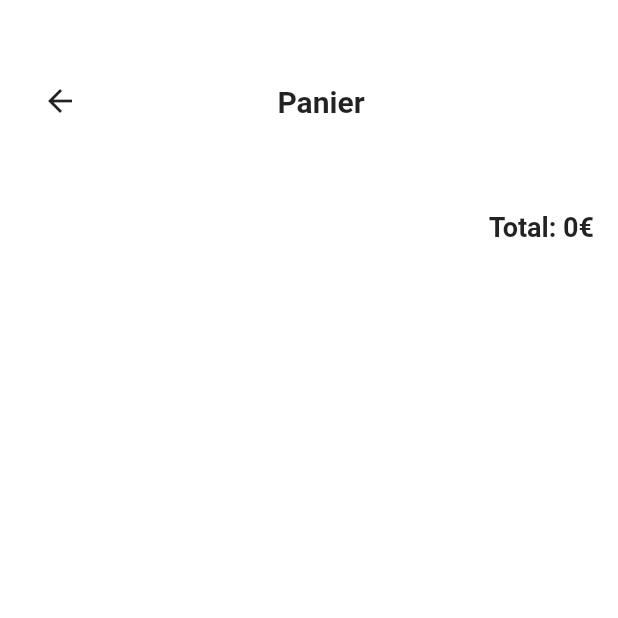
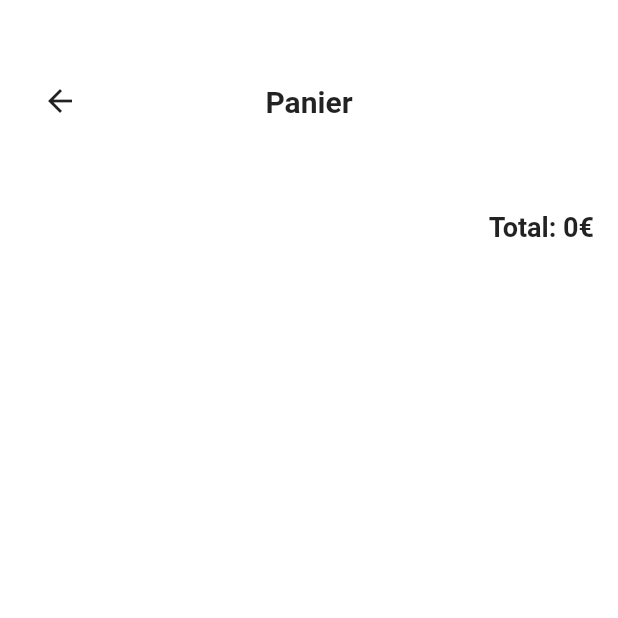
Before and after one commit to SachaBydon/tp2_dev_mobile, a Flutter app: the Home screen opened by its route, after a tap on the "shopping cart" icon, on a phone screen of 412 x 824 dp, the top half of it. Run offline on Flutter 3.47's test engine with Material 2 defaults, Android fonts, the phone set to English and light mode, and no system bars; our stand-ins replace cloud_firestore, firebase_auth, firebase_core; accounts and stored records are empty; network calls fail.

Commit message:
remake badge + fix topbar align + add input type + little fixes

```diff
--- a/lib/screens/basket.dart
+++ b/lib/screens/basket.dart
@@ -21,7 +21,7 @@ class _BasketState extends State<Basket> {
         backgroundColor: Colors.white,
         body: Column(
           crossAxisAlignment: CrossAxisAlignment.start,
-          children: <Widget>[TopBar('Panier'), renderedList(authContext)],
+          children: <Widget>[const TopBar('Panier'), renderedList(authContext)],
         ));
   }
 
@@ -82,7 +82,7 @@ class _BasketState extends State<Basket> {
                                         )),
                                   ],
                                 ),
-                                Container(
+                                SizedBox(
                                     height: 50,
                                     child: Row(
                                       children: [
@@ -181,29 +181,30 @@ class _BasketState extends State<Basket> {
 }
 
 class TopBar extends StatelessWidget {
-  String title;
-  TopBar(this.title, {Key? key}) : super(key: key);
+  final String title;
+  const TopBar(this.title, {Key? key}) : super(key: key);
 
   @override
   Widget build(BuildContext context) {
     return Container(
         height: 50,
-        margin: const EdgeInsets.only(top: 43, left: 16),
+        margin: const EdgeInsets.only(top: 43),
         child: Stack(
           children: [
-            IconButton(
+            Container(
+              margin: const EdgeInsets.only(left: 16),
+              child: IconButton(
                 splashRadius: 25,
-              icon: Icon(Icons.arrow_back),
+                icon: const Icon(Icons.arrow_back),
                 onPressed: () {
                   Navigator.pop(context);
                 },
               ),
-            Positioned(
-              child: Center(
+            ),
+            Center(
                 child: Text(title,
                     style: const TextStyle(
                         fontSize: 20, fontWeight: FontWeight.bold))),
-            )
           ],
         ));
   }
--- a/lib/screens/home.dart
+++ b/lib/screens/home.dart
@@ -1,6 +1,5 @@
 import 'package:flutter/foundation.dart';
 import 'package:flutter/material.dart';
-import 'package:badges/badges.dart';
 import 'package:tp2_dev_mobile/models/clothe.dart';
 import 'package:tp2_dev_mobile/screens/profil.dart';
 import 'package:tp2_dev_mobile/screens/basket.dart';
@@ -30,7 +29,11 @@ class _HomeState extends State<Home> {
         body: DefaultTabController(
           length: tabs.length,
           child: Column(
-            children: <Widget>[const TopBar(), ArticlesTabs(tabs), ListItems()],
+            children: <Widget>[
+              const TopBar(),
+              ArticlesTabs(tabs),
+              const ListItems()
+            ],
           ),
         ));
   }
@@ -41,15 +44,8 @@ class TopBar extends StatelessWidget {
 
   @override
   Widget build(BuildContext context) {
-    var authContext = context.watch<AuthModel>();
-
-    return FutureBuilder(
-      future: getCartCount(authContext),
-      builder: (context, AsyncSnapshot<int> snapshot) {
-        int cartCount = snapshot.data ?? 0;
     return Container(
-          padding:
-              const EdgeInsets.only(top: 40, bottom: 20, left: 15, right: 15),
+      padding: const EdgeInsets.only(top: 40, bottom: 20, left: 15, right: 15),
       child: Row(
         mainAxisAlignment: MainAxisAlignment.spaceBetween,
         children: [
@@ -58,7 +54,7 @@ class TopBar extends StatelessWidget {
               Navigator.push(
                 context,
                 MaterialPageRoute(
-                      builder: (context) => Profil(),
+                  builder: (context) => const Profil(),
                 ),
               )
             },
@@ -72,31 +68,55 @@ class TopBar extends StatelessWidget {
               borderRadius: BorderRadius.circular(100),
             ),
           ),
-              IconButton(
+          const BasketButton(),
+        ],
+      ),
+    );
+  }
+}
+
+class BasketButton extends StatelessWidget {
+  const BasketButton({Key? key}) : super(key: key);
+
+  @override
+  Widget build(BuildContext context) {
+    AuthModel authContext = context.watch<AuthModel>();
+
+    return FutureBuilder(
+      future: getCartCount(authContext),
+      builder: (context, AsyncSnapshot<int> snapshot) {
+        int cartCount = snapshot.data ?? 0;
+        return IconButton(
             onPressed: () {
               Navigator.push(
                 context,
                 MaterialPageRoute(
-                        builder: (context) => Basket(),
+                  builder: (context) => const Basket(),
                 ),
               );
             },
             splashRadius: 25,
             icon: cartCount > 0
-                      ? Badge(
-                          badgeColor: Theme.of(context).colorScheme.primary,
-                          elevation: 0,
-                          badgeContent: Text(cartCount.toString(),
-                              style: TextStyle(color: Colors.white)),
-                          child: const Icon(
-                            Icons.shopping_cart,
+                ? Stack(
+                    clipBehavior: Clip.none,
+                    children: [
+                      const Icon(Icons.shopping_cart),
+                      Positioned(
+                          top: -10,
+                          right: -10,
+                          child: Container(
+                            decoration: BoxDecoration(
+                              color: Theme.of(context).colorScheme.primary,
+                              borderRadius: BorderRadius.circular(100),
+                            ),
+                            child: Text(cartCount.toString(),
+                                style: const TextStyle(color: Colors.white)),
+                            padding: const EdgeInsets.only(
+                                top: 2, right: 6, left: 6, bottom: 2),
                           ))
-                      : const Icon(
-                          Icons.shopping_cart,
-                        )),
                     ],
-          ),
-        );
+                  )
+                : const Icon(Icons.shopping_cart));
       },
     );
   }
@@ -115,9 +135,9 @@ class TopBar extends StatelessWidget {
 }
 
 class ArticlesTabs extends StatefulWidget {
-  List tabs;
+  final List tabs;
 
-  ArticlesTabs(this.tabs, {Key? key}) : super(key: key);
+  const ArticlesTabs(this.tabs, {Key? key}) : super(key: key);
 
   @override
   _ArticlesTabsState createState() => _ArticlesTabsState();
@@ -174,7 +194,7 @@ class _ArticlesTabsState extends State<ArticlesTabs> {
 }
 
 class ListItems extends StatefulWidget {
-  ListItems({Key? key}) : super(key: key);
+  const ListItems({Key? key}) : super(key: key);
 
   @override
   _ListItemsState createState() => _ListItemsState();
@@ -311,7 +331,7 @@ class _ListItemsState extends State<ListItems> {
   }
 
   Future<List<Clothe>> getAllItems(category) async {
-    QuerySnapshot? querySnapshot = null;
+    QuerySnapshot? querySnapshot;
     var clothesCollection = FirebaseFirestore.instance.collection('clothes');
     if (category == 0) {
       querySnapshot = await clothesCollection.get();
--- a/pubspec.yaml
+++ b/pubspec.yaml
@@ -38,7 +38,6 @@ dependencies:
   firebase_auth: ^3.1.3
   cloud_firestore: ^2.5.3
   provider: ^6.0.1
-  badges: ^2.0.1
 
 dev_dependencies:
   flutter_test:
```
Also changed, not shown: lib/screens/detail.dart (+12 -13 lines), lib/screens/login.dart (+5 -3 lines), lib/screens/profil.dart (+21 -20 lines), pubspec.lock. Lines whose indentation alone changed are shown as unchanged.
